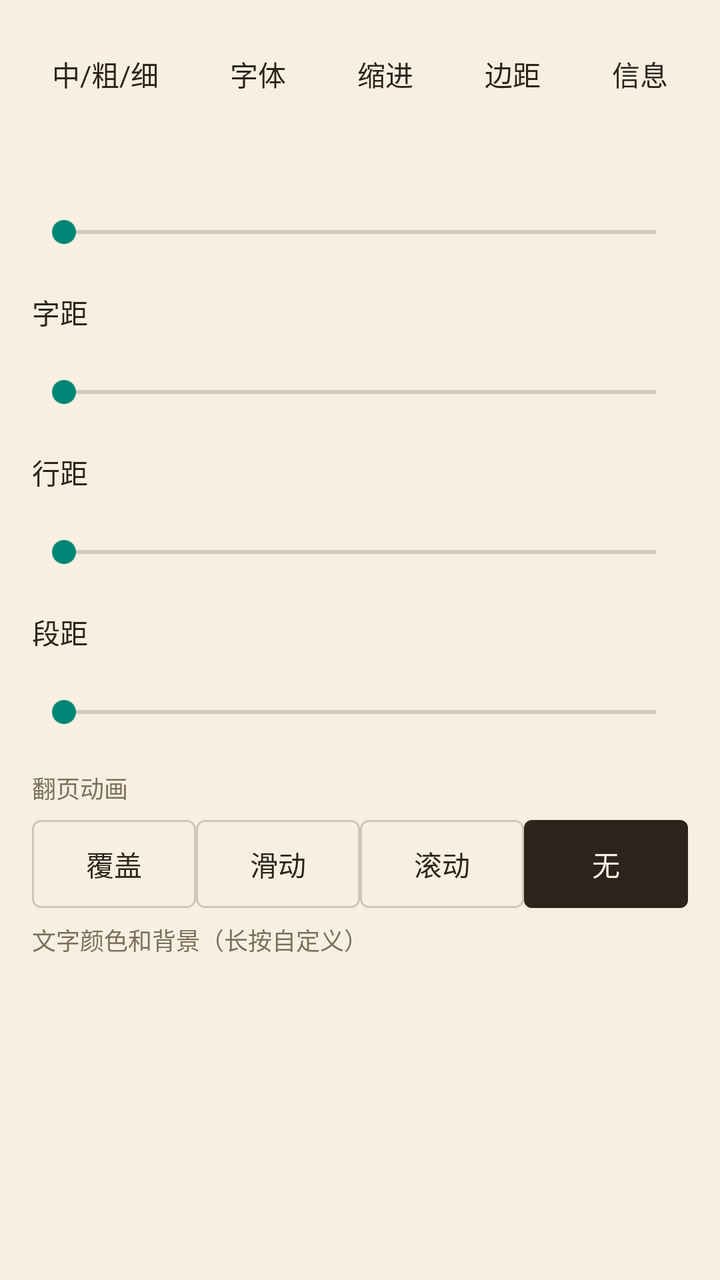
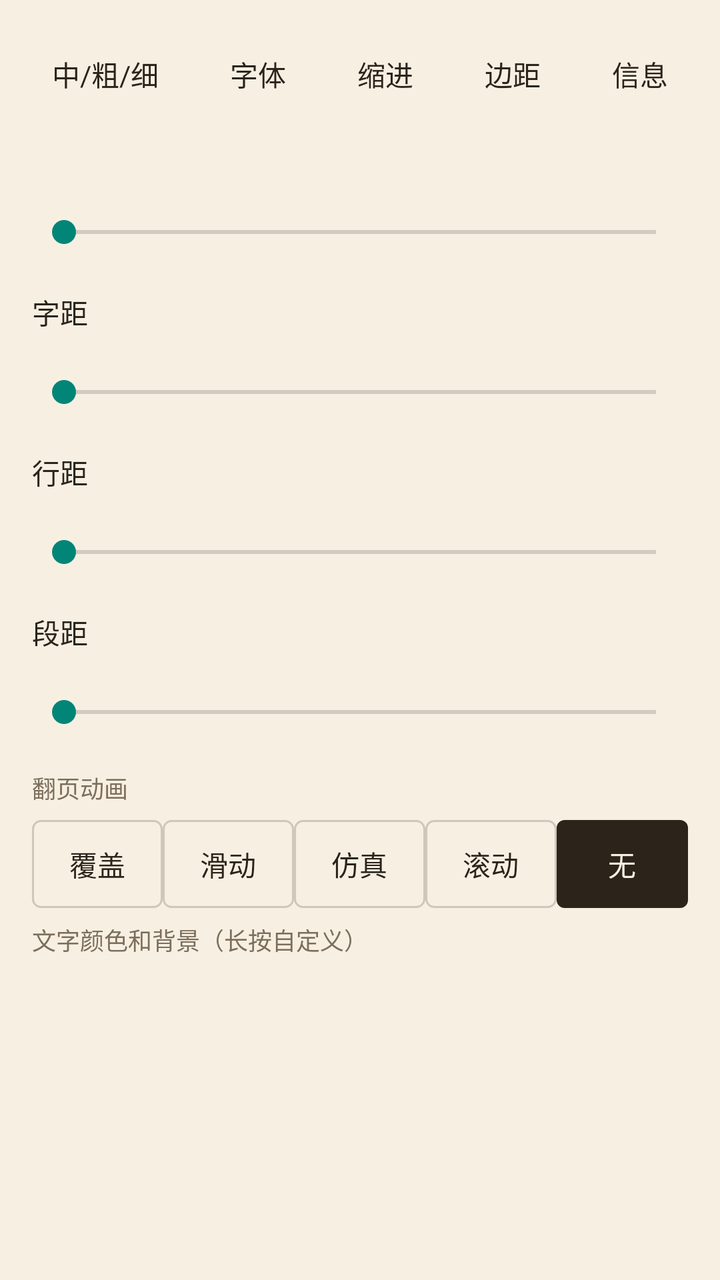

Screens rendered from an Android XML layout before and after an edit, with the pre-edit source and the edit as a unified diff.
<!-- AndroidManifest.xml: application theme Theme.Tset -->
<!-- res/layout/dialog_m9_read_style.xml -->
<?xml version="1.0" encoding="utf-8"?>
<ScrollView xmlns:android="http://schemas.android.com/apk/res/android"
    android:layout_width="match_parent"
    android:layout_height="wrap_content"
    android:background="@drawable/reader_menu_panel_bg">

    <LinearLayout
        android:id="@+id/style_root"
        android:layout_width="match_parent"
        android:layout_height="wrap_content"
        android:orientation="vertical"
        android:paddingStart="16dp"
        android:paddingTop="16dp"
        android:paddingEnd="16dp"
        android:paddingBottom="16dp">

        <LinearLayout
            android:layout_width="match_parent"
            android:layout_height="42dp"
            android:gravity="center_vertical"
            android:orientation="horizontal">

            <TextView
                android:id="@+id/style_weight"
                android:layout_width="wrap_content"
                android:layout_height="32dp"
                android:background="@drawable/reader_menu_touch"
                android:gravity="center"
                android:paddingStart="10dp"
                android:paddingEnd="10dp"
                android:text="@string/reader_style_font_weight_text"
                android:textColor="#2C241B"
                android:textSize="14sp" />

            <Space
                android:layout_width="0dp"
                android:layout_height="1dp"
                android:layout_weight="1" />

            <TextView
                android:id="@+id/style_font"
                android:layout_width="wrap_content"
                android:layout_height="32dp"
                android:background="@drawable/reader_menu_touch"
                android:gravity="center"
                android:paddingStart="10dp"
                android:paddingEnd="10dp"
                android:text="@string/reader_style_font"
                android:textColor="#2C241B"
                android:textSize="14sp" />

            <Space
                android:layout_width="0dp"
                android:layout_height="1dp"
                android:layout_weight="1" />

            <TextView
                android:id="@+id/style_indent"
                android:layout_width="wrap_content"
                android:layout_height="32dp"
                android:background="@drawable/reader_menu_touch"
                android:gravity="center"
                android:paddingStart="10dp"
                android:paddingEnd="10dp"
                android:text="@string/reader_style_indent"
                android:textColor="#2C241B"
                android:textSize="14sp" />

            <Space
                android:layout_width="0dp"
                android:layout_height="1dp"
                android:layout_weight="1" />

            <TextView
                android:id="@+id/style_padding"
                android:layout_width="wrap_content"
                android:layout_height="32dp"
                android:background="@drawable/reader_menu_touch"
                android:gravity="center"
                android:paddingStart="10dp"
                android:paddingEnd="10dp"
                android:text="@string/reader_style_padding"
                android:textColor="#2C241B"
                android:textSize="14sp" />

            <Space
                android:layout_width="0dp"
                android:layout_height="1dp"
                android:layout_weight="1" />

            <TextView
                android:id="@+id/style_info"
                android:layout_width="wrap_content"
                android:layout_height="32dp"
                android:background="@drawable/reader_menu_touch"
                android:gravity="center"
                android:paddingStart="10dp"
                android:paddingEnd="10dp"
                android:text="@string/reader_style_info"
                android:textColor="#2C241B"
                android:textSize="14sp" />
        </LinearLayout>

        <TextView
            android:id="@+id/style_text_size_label"
            android:layout_width="match_parent"
            android:layout_height="36dp"
            android:gravity="center_vertical"
            android:textColor="#2C241B"
            android:textSize="14sp" />

        <SeekBar
            android:id="@+id/style_text_size"
            android:layout_width="match_parent"
            android:layout_height="44dp"
            android:max="30" />

        <TextView
            android:id="@+id/style_letter_label"
            android:layout_width="match_parent"
            android:layout_height="36dp"
            android:gravity="center_vertical"
            android:text="@string/reader_style_letter_spacing"
            android:textColor="#2C241B"
            android:textSize="14sp" />

        <SeekBar
            android:id="@+id/style_letter_size"
            android:layout_width="match_parent"
            android:layout_height="44dp"
            android:max="100" />

        <TextView
            android:id="@+id/style_line_label"
            android:layout_width="match_parent"
            android:layout_height="36dp"
            android:gravity="center_vertical"
            android:text="@string/reader_style_line_spacing"
            android:textColor="#2C241B"
            android:textSize="14sp" />

        <SeekBar
            android:id="@+id/style_line_size"
            android:layout_width="match_parent"
            android:layout_height="44dp"
            android:max="28" />

        <TextView
            android:id="@+id/style_paragraph_label"
            android:layout_width="match_parent"
            android:layout_height="36dp"
            android:gravity="center_vertical"
            android:text="@string/reader_style_paragraph_spacing"
            android:textColor="#2C241B"
            android:textSize="14sp" />

        <SeekBar
            android:id="@+id/style_paragraph_size"
            android:layout_width="match_parent"
            android:layout_height="44dp"
            android:max="32" />

        <TextView
            android:layout_width="match_parent"
            android:layout_height="32dp"
            android:gravity="center_vertical"
            android:text="@string/reader_style_page_anim"
            android:textColor="#7D6E5C"
            android:textSize="12sp" />

        <RadioGroup
            android:id="@+id/style_page_anim"
            android:layout_width="match_parent"
            android:layout_height="44dp"
            android:orientation="horizontal">

            <RadioButton
                android:id="@+id/style_anim_cover"
                android:layout_width="0dp"
                android:layout_height="match_parent"
                android:layout_weight="1"
                android:background="@drawable/reader_segment_button"
                android:button="@null"
                android:gravity="center"
                android:text="@string/reader_style_anim_cover"
                android:textColor="@color/reader_segment_text" />

            <RadioButton
                android:id="@+id/style_anim_slide"
                android:layout_width="0dp"
                android:layout_height="match_parent"
                android:layout_weight="1"
                android:background="@drawable/reader_segment_button"
                android:button="@null"
                android:gravity="center"
                android:text="@string/reader_style_anim_slide"
                android:textColor="@color/reader_segment_text" />

            <RadioButton
                android:id="@+id/style_anim_scroll"
                android:layout_width="0dp"
                android:layout_height="match_parent"
                android:layout_weight="1"
                android:background="@drawable/reader_segment_button"
                android:button="@null"
                android:gravity="center"
                android:text="@string/reader_style_anim_scroll"
                android:textColor="@color/reader_segment_text" />

            <RadioButton
                android:id="@+id/style_anim_none"
                android:layout_width="0dp"
                android:layout_height="match_parent"
                android:layout_weight="1"
                android:background="@drawable/reader_segment_button"
                android:button="@null"
                android:checked="true"
                android:gravity="center"
                android:text="@string/reader_style_anim_none"
                android:textColor="@color/reader_segment_text" />
        </RadioGroup>

        <TextView
            android:layout_width="match_parent"
            android:layout_height="32dp"
            android:gravity="center_vertical"
            android:text="@string/reader_style_color_background"
            android:textColor="#7D6E5C"
            android:textSize="12sp" />

        <HorizontalScrollView
            android:layout_width="match_parent"
            android:layout_height="54dp"
            android:overScrollMode="never"
            android:scrollbars="none">

            <LinearLayout
                android:id="@+id/style_color_row"
                android:layout_width="wrap_content"
                android:layout_height="match_parent"
                android:gravity="center_vertical"
                android:orientation="horizontal" />
        </HorizontalScrollView>
    </LinearLayout>
</ScrollView>
<!-- resources referenced by this layout -->
<resources>
  <!-- drawable reader_menu_panel_bg (drawable) -->
  <?xml version="1.0" encoding="utf-8"?>
  <shape xmlns:android="http://schemas.android.com/apk/res/android">
      <solid android:color="#F7F0E2" />
  </shape>
  <!-- drawable reader_menu_touch (drawable) -->
  <?xml version="1.0" encoding="utf-8"?>
  <selector xmlns:android="http://schemas.android.com/apk/res/android">
      <item android:state_pressed="true">
          <shape>
              <solid android:color="#22000000" />
          </shape>
      </item>
      <item android:drawable="@android:color/transparent" />
  </selector>
  <!-- drawable reader_segment_button (drawable) -->
  <?xml version="1.0" encoding="utf-8"?>
  <selector xmlns:android="http://schemas.android.com/apk/res/android">
      <item android:state_checked="true">
          <shape>
              <corners android:radius="4dp" />
              <solid android:color="#2C241B" />
          </shape>
      </item>
      <item android:state_pressed="true">
          <shape>
              <corners android:radius="4dp" />
              <solid android:color="#22000000" />
          </shape>
      </item>
      <item>
          <shape>
              <corners android:radius="4dp" />
              <solid android:color="@android:color/transparent" />
              <stroke
                  android:width="1dp"
                  android:color="#332C241B" />
          </shape>
      </item>
  </selector>
  <string name="reader_style_anim_cover">覆盖</string>
  <string name="reader_style_anim_none">无</string>
  <string name="reader_style_anim_scroll">滚动</string>
  <string name="reader_style_anim_slide">滑动</string>
  <string name="reader_style_color_background">文字颜色和背景（长按自定义）</string>
  <string name="reader_style_font">字体</string>
  <string name="reader_style_font_weight_text">中/粗/细</string>
  <string name="reader_style_indent">缩进</string>
  <string name="reader_style_info">信息</string>
  <string name="reader_style_letter_spacing">字距</string>
  <string name="reader_style_line_spacing">行距</string>
  <string name="reader_style_padding">边距</string>
  <string name="reader_style_page_anim">翻页动画</string>
  <string name="reader_style_paragraph_spacing">段距</string>
  <style name="Theme.Tset" parent="Theme.AppCompat.DayNight.NoActionBar" />
</resources>

<!-- the commit's change to res/layout/dialog_m9_read_style.xml (unified diff, before → after) -->
@@ -197,6 +197,17 @@
                 android:textColor="@color/reader_segment_text" />
 
             <RadioButton
+                android:id="@+id/style_anim_simulation"
+                android:layout_width="0dp"
+                android:layout_height="match_parent"
+                android:layout_weight="1"
+                android:background="@drawable/reader_segment_button"
+                android:button="@null"
+                android:gravity="center"
+                android:text="@string/reader_style_anim_simulation"
+                android:textColor="@color/reader_segment_text" />
+
+            <RadioButton
                 android:id="@+id/style_anim_scroll"
                 android:layout_width="0dp"
                 android:layout_height="match_parent"
<!-- resource entries referenced after the edit -->
@@ -43,6 +43,7 @@
   <string name="reader_style_anim_cover">覆盖</string>
   <string name="reader_style_anim_none">无</string>
   <string name="reader_style_anim_scroll">滚动</string>
+  <string name="reader_style_anim_simulation">仿真</string>
   <string name="reader_style_anim_slide">滑动</string>
   <string name="reader_style_color_background">文字颜色和背景（长按自定义）</string>
   <string name="reader_style_font">字体</string>
